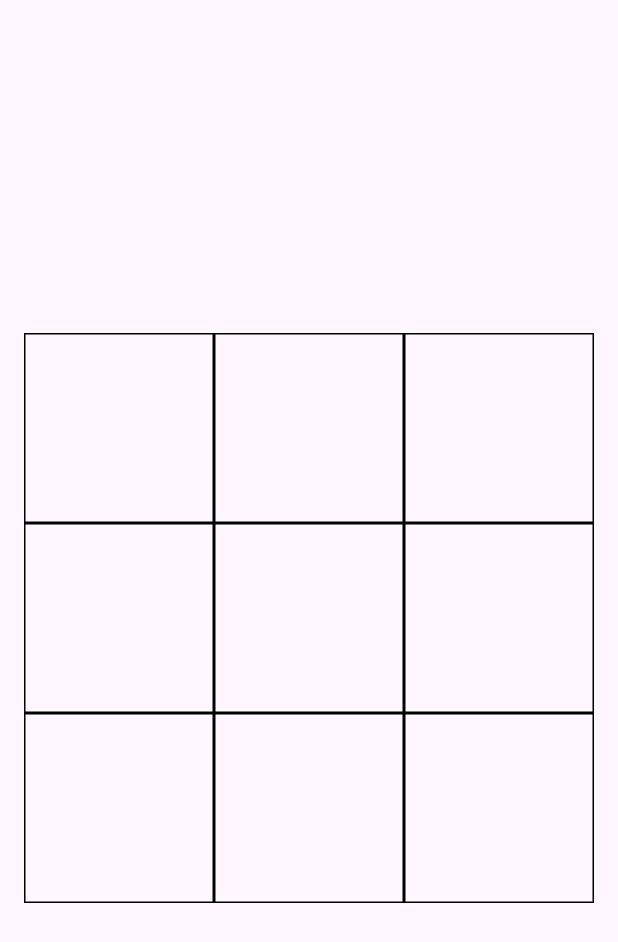
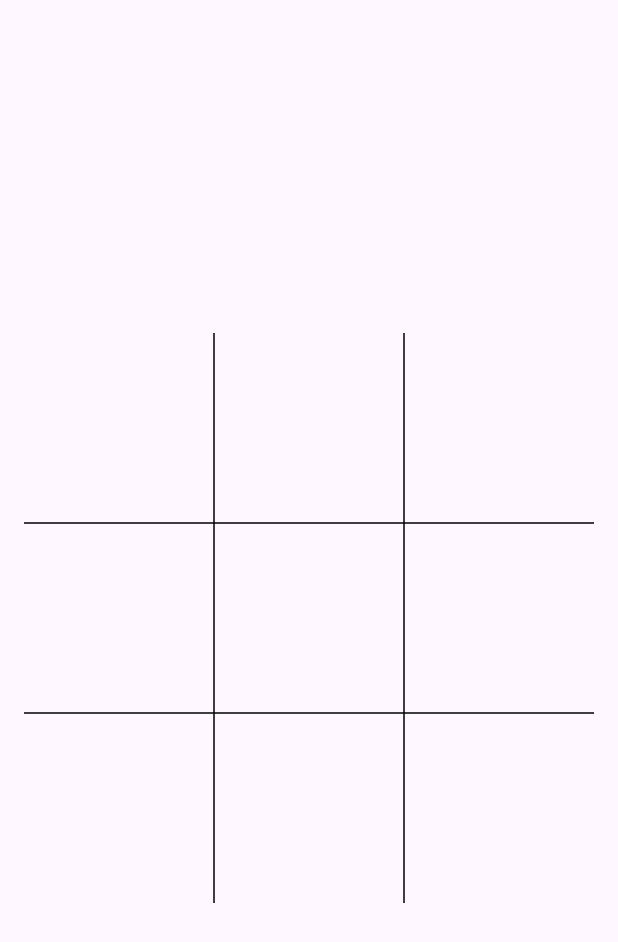
Before and after one commit to DYLERN/super_tictactoe, a Flutter app: the screen it shows after launch, on a phone screen of 412 x 824 dp. Shown: the top 942 px of the screen. Run offline on Flutter 3.47's test engine with Material 3 defaults, Android fonts, the phone set to English and light mode, and no system bars.

Commit message:
Replaced grid view with table for easier border calculation

```diff
--- a/lib/game_page.dart
+++ b/lib/game_page.dart
@@ -25,13 +25,24 @@ class _GamePageState extends State<GamePage> {
               width: minDimension,
               height: minDimension,
               padding: const EdgeInsets.all(16.0),
-              child: GridView.count(
-                crossAxisCount: game.boardDimension,
-                physics: const NeverScrollableScrollPhysics(),
+              child: Table(
+                columnWidths: {
+                  for (int columnIndex = 0; columnIndex < game.boardDimension; columnIndex++)
+                    columnIndex: const FlexColumnWidth(1),
+                },
+                border: const TableBorder(
+                  verticalInside: BorderSide(color: Colors.black),
+                  horizontalInside: BorderSide(color: Colors.black),
+                ),
                 children: [
                   for (int row = 0; row < game.boardDimension; row++)
+                    TableRow(
+                      children: [
                         for (int col = 0; col < game.boardDimension; col++)
-                      Builder(
+                          TableCell(
+                            child: AspectRatio(
+                              aspectRatio: 1,
+                              child: Builder(
                                 builder: (context) {
                                   final player = game.getBoardPosition(row, col);
 
@@ -39,10 +50,13 @@ class _GamePageState extends State<GamePage> {
 
                                   return _GameTile(
                                     player: player,
-                            border: Border.all(),
                                     onPressed: player == null && game.playing ? play : null,
                                   );
                                 },
+                              ),
+                            ),
+                          ),
+                      ],
                     ),
                 ],
               ),
@@ -64,20 +78,16 @@ class _GamePageState extends State<GamePage> {
 
 class _GameTile extends StatelessWidget {
   final Player? player;
-  final Border border;
   final VoidCallback? onPressed;
 
   const _GameTile({
     required this.player,
-    required this.border,
     required this.onPressed,
   });
 
   @override
   Widget build(BuildContext context) {
-    return DecoratedBox(
-      decoration: BoxDecoration(border: border),
-      child: InkWell(
+    return InkWell(
       onTap: onPressed,
       child: switch (player) {
         null => null,
@@ -86,7 +96,6 @@ class _GameTile extends StatelessWidget {
             child: PlayerSprite(player: player),
           ),
       },
-      ),
     );
   }
 }
```
Lines whose indentation alone changed are shown as unchanged.
